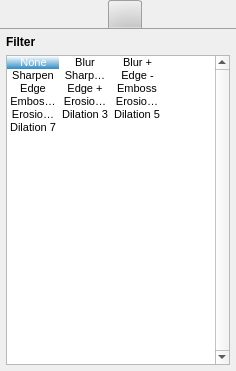
Above: src/MixingToolboxWidget.ui from markus-wa/glmixer-mirror before the change. Below: the same form after it.
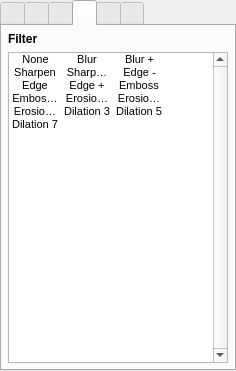
That is the form after the change. The open tabs and pages were chosen to show the change. Icons and pictures are not drawn.

Commit message: Creation of color Tags

```diff
--- a/src/MixingToolboxWidget.ui
+++ b/src/MixingToolboxWidget.ui
@@ -45,95 +45,7 @@
       </size>
      </property>
      <property name="styleSheet">
-      <string notr="true">QTabWidget::pane { 
-     border-top: 1px solid palette(dark);
-
- }
- QTabWidget::tab-bar {
-     left: 6px;
- }
-
-QTabBar::tab {
-    background: palette(window);
-    border: 0px solid palette(window);
-    border-bottom-color:  palette(dark);
-    padding: 6px;
-	width: 20px;
-    border-top-left-radius: 3px;
-    border-top-right-radius: 3px;
-    margin-left: 1px;
-    margin-right: 1px;
-    border-bottom-color: transparent;
-}
-
-QTabBar::tab:hover {
-    border: 1px solid palette(highlight);
-    border-bottom-color: transparent;
-    margin-left: 0px;
-    margin-right: 0px;
-}
-
-QTabBar::tab:selected {
-
-   background-color: qradialgradient(cx: 0.7, cy: 1.5, fx: 0.7, fy: 1.9, radius: 1.5, stop: 0 palette(dark), stop: 1 transparent );
-    border: 1px solid palette(dark);
-    border-bottom-color: transparent;
-    margin-left: 0px;
-    margin-right: 0px;
-}
- 
-QTabBar::scroller {
-    border: 0px solid palette(window);
-    width: 15px;
-    height: 10px;
-}
-/*
-
-
-/*
-QTabBar::tab:last {
- background: red;
-    border-top-right-radius: 3px;
-    border-bottom-right-radius: 3px;
-    margin-right: 0px;
-}
-
-QTabBar::tab:first {
-    border-top-left-radius: 3px;
-    border-bottom-left-radius: 3px;
-    margin-left: 0px;
-}
-
-QTabBar::tab:only-one {
-    border-radius: 3px;
-    margin: 0px;
-}
-
-QToolButton { 
-     border-style: solid;
-     border-width: 1px;
-    border-radius:5px;
-	 padding: 3px;
-     min-height: 24px;
-     min-width: 24px;
-     border-color: transparent;
-     background: transparent;
-}
-
-QToolButton:checked { 
-     border-color: palette(dark);
-background-color: qradialgradient(cx: 0.7, cy: 1.5, fx: 0.7, fy: 1.9, radius: 1.5, stop: 0 palette(dark), stop: 1 transparent );
-}
-
-QToolButton:pressed { 
-     border-color: palette(dark);
-     background-color: qradialgradient(cx: 0.7, cy: 1.5, fx: 0.7, fy: 1.9, radius: 1.5, stop: 0 palette(dark), stop: 1 transparent );
-}
-
-
-QToolButton:hover { 
-     border-color: palette(highlight);
-}*/</string>
+      <string notr="true"/>
      </property>
      <property name="tabPosition">
       <enum>QTabWidget::North</enum>
@@ -1714,13 +1626,16 @@
           <string notr="true">QListWidget{ 
 	font-size: 11px;
  }
+QListWidget::item{     
+   color: palette(text);
+ }
+QListWidget::item:hover {     
+    background-color: qradialgradient(cx: 0.7, cy: 1.5, fx: 0.7, fy: 1.9, radius: 1.2, stop: 0 palette(AlternateBase), stop: 1 transparent );
+	 color: palette(bright-text);
+ }
 QListWidget::item:selected {
-     background-color: qlineargradient(spread:pad, x1:0, y1:1, x2:0, y2:0,  stop: 0 palette(Highlight), stop: 1 transparent );
-	 color: palette(HighlightedText)
- }
-QListWidget::item:focus {
-     background-color: qlineargradient(spread:pad, x1:0, y1:1, x2:0, y2:0,  stop: 0 palette(Highlight), stop: 1 transparent );
-	 color: palette(HighlightedText)
+     background-color: qlineargradient(spread:pad, x1:0, y1:1, x2:0, y2:0,  stop: 0 palette(highlight), stop: 1 transparent );
+	 color: palette(highlighted-text);
  }
 QListWidget::item:selected:hover {
      background-color: palette(Highlight);
@@ -1790,7 +1705,7 @@
           <bool>false</bool>
          </property>
          <property name="currentRow">
-          <number>0</number>
+          <number>-1</number>
          </property>
          <item>
           <property name="text">
```
Left out of the diff: 287 changed lines with no effect on the pictures. The commit also changes 20 other files.
